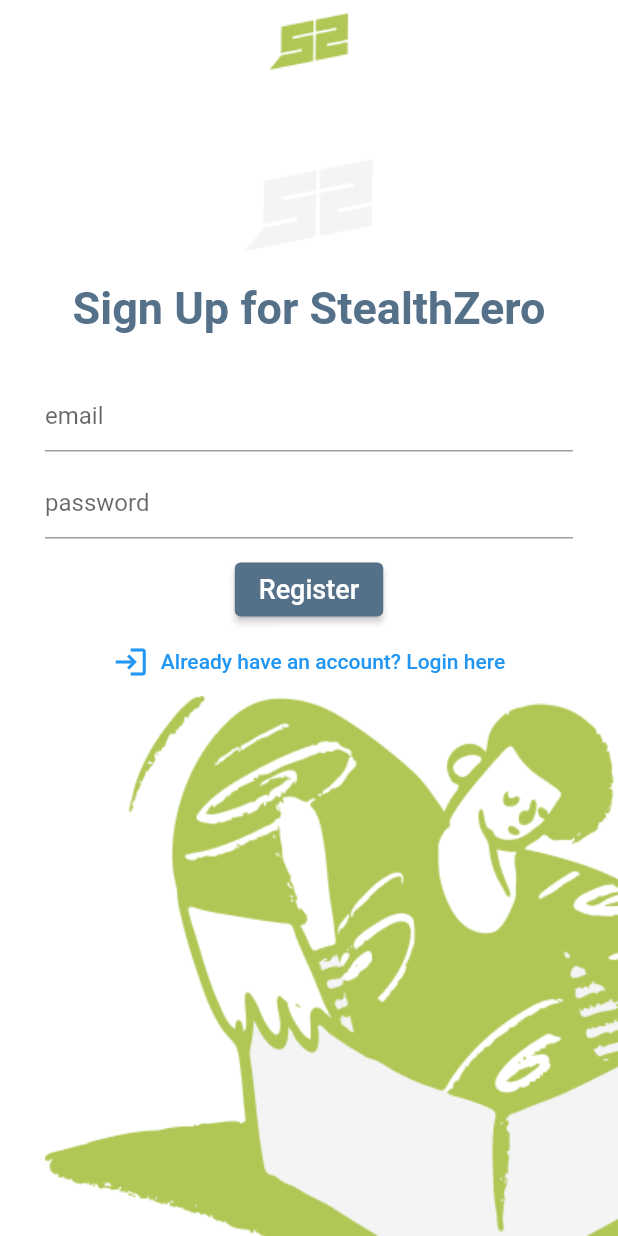
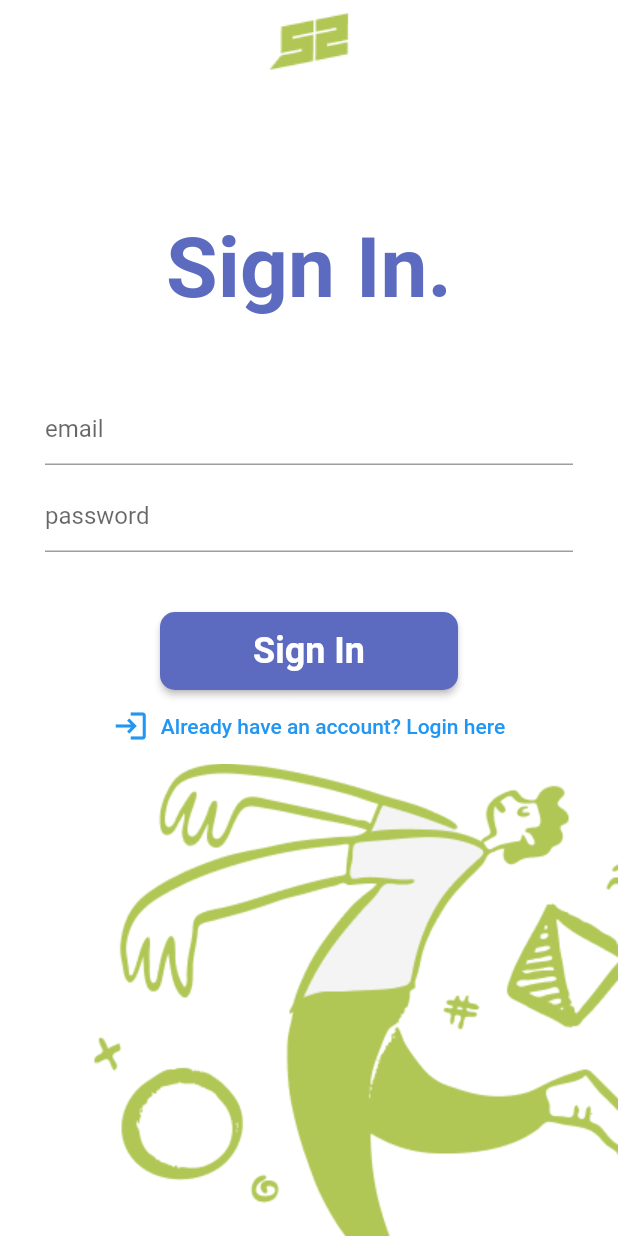
Before and after one commit to Vysakh-T/Stealth-Zero, a Flutter app: the SignIn screen opened directly, on a phone screen of 412 x 824 dp. Run offline on Flutter 3.47's test engine with Material 2 defaults, Android fonts, the phone set to English and light mode, and no system bars; our stand-ins replace firebase_auth, flutter_spinkit; accounts and stored records are empty; Roboto replaces fonts that are missing (Montserrat); project files that could hold a hidden picture were left out.

Commit message:
signin styling

```diff
--- a/lib/screens/authentication/signin.dart
+++ b/lib/screens/authentication/signin.dart
@@ -41,7 +41,8 @@
                     child: Column(
                       children: [
                         Image(
-                            image: AssetImage('assets/images/Open Doodles.png'))
+                            image:
+                                AssetImage('assets/images/Open Doodles-1.png'))
                       ],
                       mainAxisAlignment: MainAxisAlignment.end,
                       crossAxisAlignment: CrossAxisAlignment.end,
@@ -51,17 +52,18 @@
                       EdgeInsets.symmetric(vertical: 20.0, horizontal: 30.0),
                   child: Column(
                     children: [
-                      SizedBox(height: 30.0),
-                      Image(image: AssetImage('assets/images/SZlogin.png')),
-                      SizedBox(height: 20.0),
+                      SizedBox(height: 70.0),
                       Text(
-                        'Sign Up for StealthZero',
+                        'Sign In.',
                         style: TextStyle(
-                            color: Color(0xff557089),
+                            color: Colors.indigo[400],
                             fontWeight: FontWeight.bold,
                             fontFamily: 'Montserrat',
-                            fontSize: 30.0),
+                            fontSize: 56.0),
                         textAlign: TextAlign.center,
+                      ),
+                      SizedBox(
+                        height: 20,
                       ),
                       Form(
                         key: _formKey,
@@ -94,17 +96,23 @@
                                     password = val;
                                   });
                                 }),
-                            SizedBox(height: 10.0),
+                            SizedBox(height: 40.0),
                             ElevatedButton(
                               style: ElevatedButton.styleFrom(
-                                primary: Color(0xff557089),
-                              ),
+                                  primary: Colors.indigo[400],
+                                  padding: EdgeInsets.symmetric(
+                                      horizontal: 62.0, vertical: 12.0),
+                                  shape: RoundedRectangleBorder(
+                                      borderRadius: BorderRadius.all(
+                                          Radius.circular(10)))),
                               child: Text(
-                                'Register',
+                                'Sign In',
                                 style: TextStyle(
-                                    color: Colors.white,
-                                    fontFamily: 'Montserrat',
-                                    fontSize: 18.0),
+                                  color: Colors.white,
+                                  fontFamily: 'Montserrat',
+                                  fontSize: 24.0,
+                                  fontWeight: FontWeight.bold,
+                                ),
                               ),
                               onPressed: () async {
                                 if (_formKey.currentState.validate()) {
```
